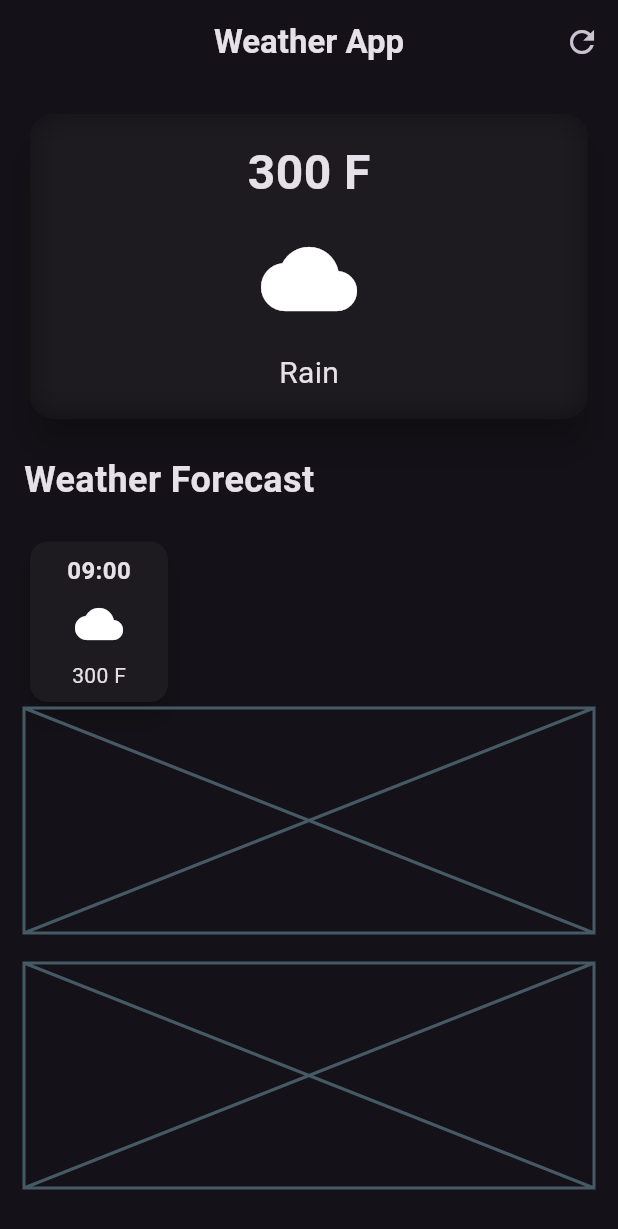
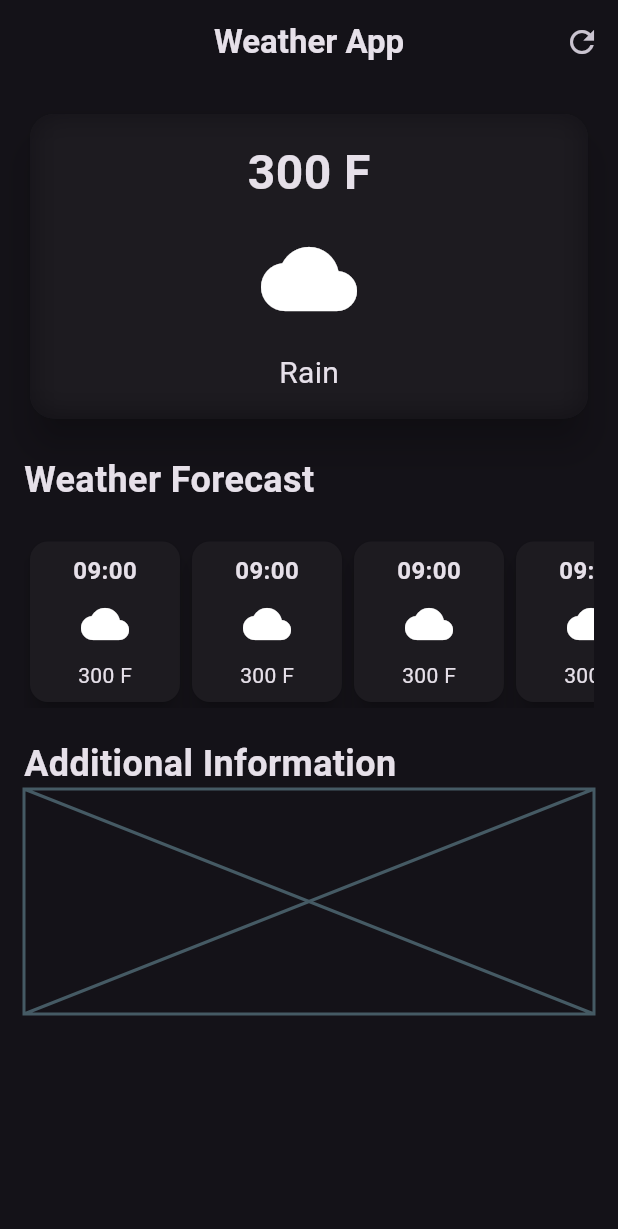
Before and after one commit to nipun-dezoysa/flutter_weather_app, a Flutter app: the screen it shows after launch, on a phone screen of 412 x 824 dp. Shown: the top 1229 px of the screen. Run offline on Flutter 3.47's test engine with Material 3 defaults, Android fonts, the phone set to English and light mode, and no system bars.

```diff
--- a/lib/weather_screen.dart
+++ b/lib/weather_screen.dart
@@ -65,27 +65,57 @@ class WeatherScreen extends StatelessWidget {
               const SizedBox(
                 height: 20,
               ),
-              Text(
+              const Text(
                 "Weather Forecast",
                 style: TextStyle(fontSize: 24, fontWeight: FontWeight.bold),
               ),
               const SizedBox(
                 height: 20,
               ),
-              const Row(
+              const SingleChildScrollView(
+                scrollDirection: Axis.horizontal,
+                child: Row(
                   children: [
-                  SizedBox(
+                    HourlyForecastItem(),
+                    HourlyForecastItem(),
+                    HourlyForecastItem(),
+                    HourlyForecastItem(),
+                    HourlyForecastItem(),
+                  ],
+                ),
+              ),
+              const SizedBox(
+                height: 20,
+              ),
+              const Text(
+                "Additional Information",
+                style: TextStyle(fontSize: 24, fontWeight: FontWeight.bold),
+              ),
+              const Placeholder(fallbackHeight: 150),
+            ],
+          ),
+        ));
+  }
+}
+
+class HourlyForecastItem extends StatelessWidget {
+  const HourlyForecastItem({super.key});
+
+  @override
+  Widget build(BuildContext context) {
+    return Card(
+      elevation: 6,
+      child: Container(
         width: 100,
-                    child: Card(
-                      elevation: 6,
-                      child: Padding(
         padding: const EdgeInsets.all(8.0),
-                        child: Column(
+        decoration: BoxDecoration(
+          borderRadius: BorderRadius.circular(12),
+        ),
+        child: const Column(
           children: [
             Text(
               "09:00",
-                              style: TextStyle(
-                                  fontSize: 16, fontWeight: FontWeight.bold),
+              style: TextStyle(fontSize: 16, fontWeight: FontWeight.bold),
             ),
             SizedBox(
               height: 8,
@@ -101,17 +131,6 @@ class WeatherScreen extends StatelessWidget {
           ],
         ),
       ),
-                    ),
-                  )
-                ],
-              ),
-              const Placeholder(fallbackHeight: 150),
-              const SizedBox(
-                height: 20,
-              ),
-              const Placeholder(fallbackHeight: 150),
-            ],
-          ),
-        ));
+    );
   }
 }
```
Lines whose indentation alone changed are shown as unchanged.
